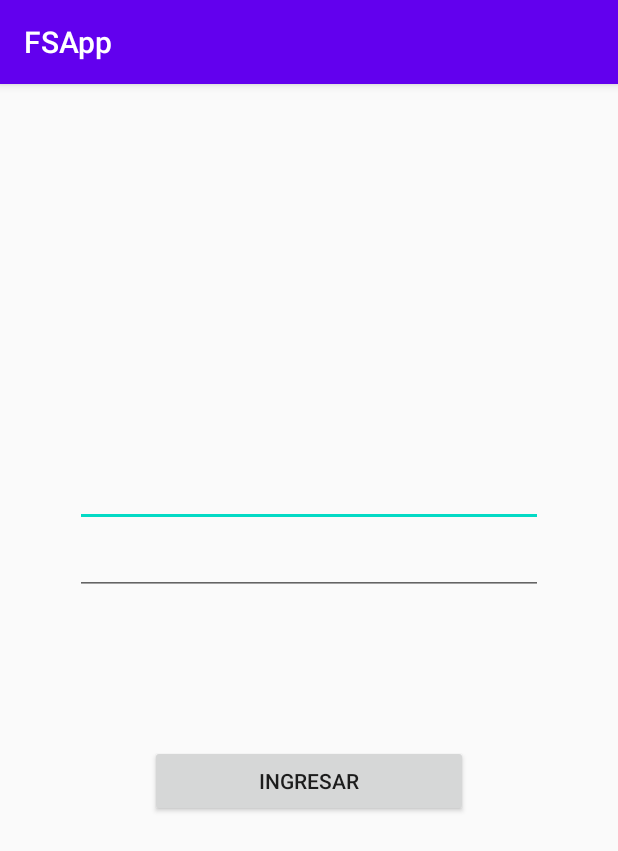
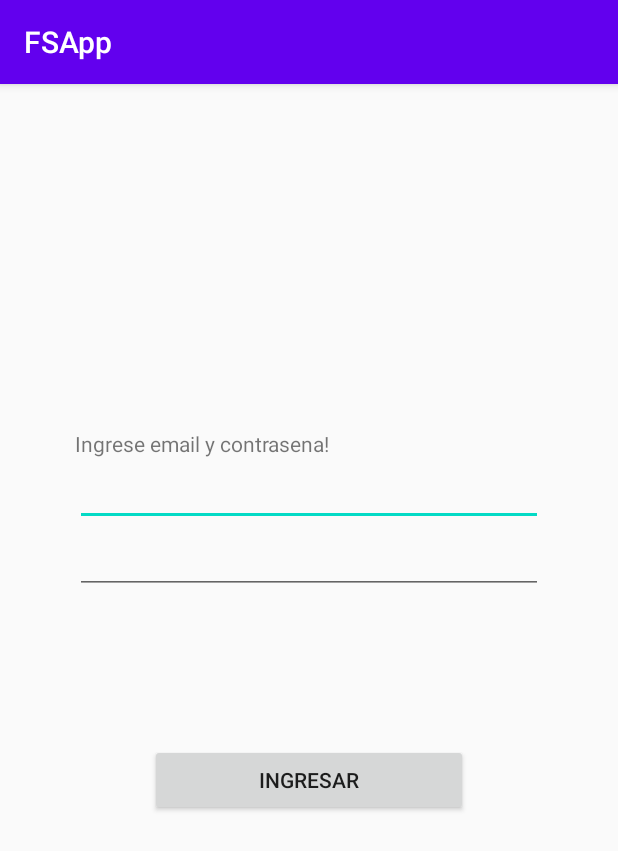
Before and after one commit to jmter/FSApp, an Android app: the screen it shows after launch (Login), on a phone screen of 412 x 824 dp. Shown: the top 851 px of the screen. Run offline under Robolectric (Android 15) with nearby library versions, the phone set to English and light mode, and no system bars; our stand-ins replace Firebase (no records; nobody signed in at launch, a user with empty details on screens opened directly).

Commit message:
Funciones del login: -Anda el login comun -Te avisa cuando no pones email y pass(no crashea) -Ingresa con el boton ingresar si ya esta logeado -Permite cambiar usuario -Agrega bienvenida cuando ya esta conectado y muestra su email

```diff
--- a/app/src/main/java/com/jmt/fsapp/Activities/Login.java
+++ b/app/src/main/java/com/jmt/fsapp/Activities/Login.java
@@ -9,6 +9,7 @@ import android.util.Log;
 import android.view.View;
 import android.widget.Button;
 import android.widget.EditText;
+import android.widget.TextView;
 import android.widget.Toast;
 
 import com.google.android.gms.tasks.OnCompleteListener;
@@ -23,7 +24,9 @@ public class Login extends AppCompatActivity {
     private FirebaseUser user;
     private EditText etEmail;
     private EditText etPassword;
+    private TextView textView1;
     private Button btLogin;
+    private Button btChUser;
 
     private static final String TAG = "LoginActivity";
 
@@ -31,8 +34,9 @@ public class Login extends AppCompatActivity {
     protected void onCreate(Bundle savedInstanceState) {
         super.onCreate(savedInstanceState);
         setContentView(R.layout.activity_login);
+        mAuth = FirebaseAuth.getInstance();
         iniciarGrafico();
-        mAuth = FirebaseAuth.getInstance();
+
 
 
 
@@ -41,7 +45,26 @@ public class Login extends AppCompatActivity {
         etEmail = findViewById(R.id.email);
         etPassword = findViewById(R.id.password);
         btLogin = findViewById(R.id.loginBT);
+        textView1 = findViewById(R.id.texto1);
+        btChUser = findViewById(R.id.chuserBT);
         if (VerificarLog()) {
+            etEmail.setText(user.getEmail());
+            etEmail.setInputType(0);
+            etPassword.setVisibility(View.GONE);
+            textView1.setText("Bienvenido!");
+            textView1.setTextAlignment(View.TEXT_ALIGNMENT_CENTER);
+            btChUser.setVisibility(View.VISIBLE);
+
+            btChUser.setOnClickListener(new View.OnClickListener() {
+                @Override
+                public void onClick(View v) {
+                    FirebaseAuth.getInstance().signOut();
+                    Log.i(TAG,String.valueOf(VerificarLog()));
+                    if (!VerificarLog()) {
+                        iniciarGrafico();
+                    }
+                }
+            });
             btLogin.setOnClickListener(new View.OnClickListener() {
                 @Override
                 public void onClick(View v) {
@@ -49,6 +72,12 @@ public class Login extends AppCompatActivity {
                 }
             });
         }else {
+            etEmail.setText("");
+            etEmail.setInputType(21);
+            etPassword.setVisibility(View.VISIBLE);
+            textView1.setText("Ingrese email y contrasena!");
+            textView1.setTextAlignment(View.TEXT_ALIGNMENT_VIEW_START);
+            btChUser.setVisibility(View.GONE);
             btLogin.setOnClickListener(new View.OnClickListener() {
                 @Override
                 public void onClick(View v) {
--- a/app/src/main/res/layout/activity_login.xml
+++ b/app/src/main/res/layout/activity_login.xml
@@ -5,19 +5,30 @@
     android:layout_height="match_parent"
     android:orientation="vertical"
     tools:context=".Activities.Login" >
+    <TextView
+        android:id="@+id/texto1"
 
-    <EditText
-        android:id="@+id/email"
         android:layout_width="match_parent"
         android:layout_height="wrap_content"
         android:ems="10"
         android:layout_marginLeft="50dp"
         android:layout_marginRight="50dp"
-        android:layout_marginTop="250dp"
+        android:layout_marginTop="230dp"
+        android:text="Ingrea Usuario y Contrasena!" />
+
+    <EditText
+        android:id="@+id/email"
+        android:textAlignment="center"
+        android:layout_width="match_parent"
+        android:layout_height="wrap_content"
+        android:ems="10"
+        android:layout_marginLeft="50dp"
+        android:layout_marginRight="50dp"
         android:inputType="textEmailAddress" />
 
     <EditText
         android:id="@+id/password"
+        android:textAlignment="center"
         android:layout_width="match_parent"
         android:layout_height="wrap_content"
         android:ems="10"
@@ -33,4 +44,13 @@
         android:layout_marginRight="100dp"
         android:layout_marginTop="100dp"
         android:text="Ingresar" />
+    <Button
+        android:id="@+id/chuserBT"
+        android:layout_width="match_parent"
+        android:visibility="gone"
+        android:layout_height="wrap_content"
+        android:layout_marginLeft="100dp"
+        android:layout_marginRight="100dp"
+        android:layout_marginTop="20dp"
+        android:text="Cambiar Usuario" />
 </LinearLayout>
```
